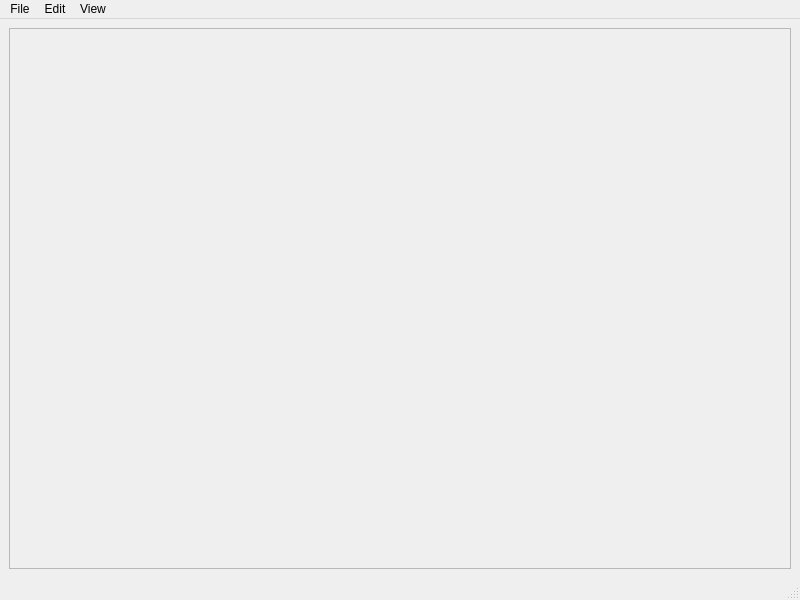
Before: the Qt Designer form mainwindow.ui in lilianmallardeau/RayTracerGUI, drawn with Qt 5.
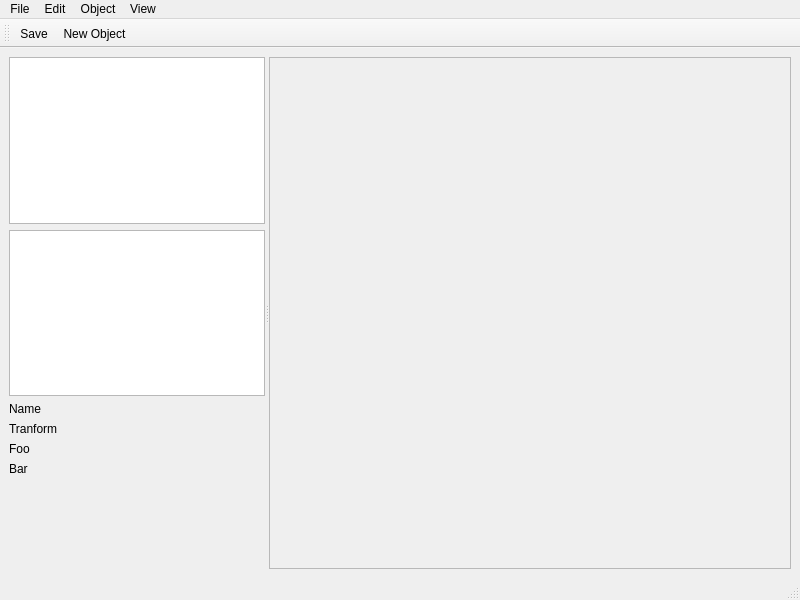
After: the same form once the commit is applied.

Commit message: Implemented basic window with resizable tab.

```diff
--- a/mainwindow.ui
+++ b/mainwindow.ui
@@ -14,6 +14,69 @@
    <string>MainWindow</string>
   </property>
   <widget class="QWidget" name="centralwidget">
+   <layout class="QHBoxLayout" name="horizontalLayout_2">
+    <item>
+     <widget class="QSplitter" name="splitter">
+      <property name="orientation">
+       <enum>Qt::Horizontal</enum>
+      </property>
+      <widget class="QWidget" name="verticalLayoutWidget">
+       <layout class="QVBoxLayout" name="verticalLayout">
+        <item>
+         <widget class="QListWidget" name="SceneList">
+          <property name="sizePolicy">
+           <sizepolicy hsizetype="Ignored" vsizetype="Ignored">
+            <horstretch>0</horstretch>
+            <verstretch>0</verstretch>
+           </sizepolicy>
+          </property>
+         </widget>
+        </item>
+        <item>
+         <widget class="QListWidget" name="MaterialList">
+          <property name="sizePolicy">
+           <sizepolicy hsizetype="Ignored" vsizetype="Ignored">
+            <horstretch>0</horstretch>
+            <verstretch>0</verstretch>
+           </sizepolicy>
+          </property>
+         </widget>
+        </item>
+        <item>
+         <layout class="QFormLayout" name="formLayout_4">
+          <item row="0" column="0">
+           <widget class="QLabel" name="label_13">
+            <property name="text">
+             <string>Name</string>
+            </property>
+           </widget>
+          </item>
+          <item row="1" column="0">
+           <widget class="QLabel" name="label_15">
+            <property name="text">
+             <string>Tranform</string>
+            </property>
+           </widget>
+          </item>
+          <item row="2" column="0">
+           <widget class="QLabel" name="label_14">
+            <property name="text">
+             <string>Foo</string>
+            </property>
+           </widget>
+          </item>
+          <item row="3" column="0">
+           <widget class="QLabel" name="label_16">
+            <property name="text">
+             <string>Bar</string>
+            </property>
+           </widget>
+          </item>
+         </layout>
+        </item>
+       </layout>
+      </widget>
+      <widget class="QWidget" name="horizontalLayoutWidget">
    <layout class="QHBoxLayout" name="horizontalLayout">
     <item>
      <widget class="QLabel" name="label">
@@ -23,6 +86,12 @@
         <verstretch>0</verstretch>
        </sizepolicy>
       </property>
+          <property name="minimumSize">
+           <size>
+            <width>100</width>
+            <height>0</height>
+           </size>
+          </property>
       <property name="frameShape">
        <enum>QFrame::StyledPanel</enum>
       </property>
@@ -42,6 +111,10 @@
     </item>
    </layout>
   </widget>
+     </widget>
+    </item>
+   </layout>
+  </widget>
   <widget class="QMenuBar" name="menubar">
    <property name="geometry">
     <rect>
@@ -79,11 +152,31 @@
     <addaction name="actionOriginal_Size"/>
     <addaction name="actionFit_Window"/>
    </widget>
+   <widget class="QMenu" name="menuObject">
+    <property name="title">
+     <string>Object</string>
+    </property>
+    <addaction name="actionNew_Object"/>
+   </widget>
    <addaction name="menuFile"/>
    <addaction name="menuEdit"/>
+   <addaction name="menuObject"/>
    <addaction name="menuView"/>
   </widget>
   <widget class="QStatusBar" name="statusbar"/>
+  <widget class="QToolBar" name="toolBar">
+   <property name="windowTitle">
+    <string>toolBar</string>
+   </property>
+   <attribute name="toolBarArea">
+    <enum>TopToolBarArea</enum>
+   </attribute>
+   <attribute name="toolBarBreak">
+    <bool>false</bool>
+   </attribute>
+   <addaction name="actionSave"/>
+   <addaction name="actionNew_Object"/>
+  </widget>
   <action name="action_New_Project">
    <property name="text">
     <string> New Scene</string>
@@ -139,6 +232,16 @@
     <string>Fit Window</string>
    </property>
   </action>
+  <action name="actionNew_Object">
+   <property name="text">
+    <string>New Object</string>
+   </property>
+  </action>
+  <action name="actionDelete">
+   <property name="text">
+    <string>Delete</string>
+   </property>
+  </action>
  </widget>
  <resources/>
  <connections/>
```
Left out of the diff: 2 changed lines with no effect on the pictures. Lines whose indentation alone changed are shown as unchanged. The commit also changes 5 other files.
